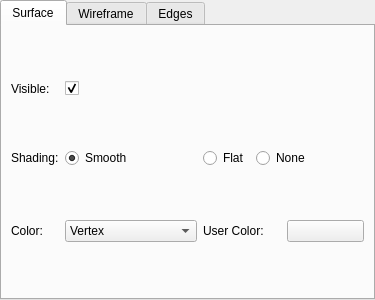
Old version of the form src/vclib/ext/qt/gui/mesh_render_settings_frame.ui in the repository cnr-isti-vclab/vclib.
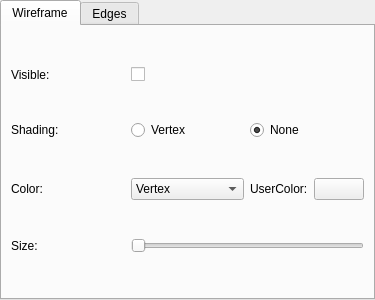
New version of the form.

Commit message: surface frame single class

What changed in the file:
```diff
--- a/src/vclib/ext/qt/gui/mesh_render_settings_frame.ui
+++ b/src/vclib/ext/qt/gui/mesh_render_settings_frame.ui
@@ -31,197 +31,6 @@
      <property name="currentIndex">
       <number>0</number>
      </property>
-     <widget class="QWidget" name="surfaceTab">
-      <attribute name="title">
-       <string>Surface</string>
-      </attribute>
-      <layout class="QGridLayout" name="gridLayout_2">
-       <item row="1" column="2">
-        <widget class="QRadioButton" name="surfaceShadingFlatRadioButton">
-         <property name="sizePolicy">
-          <sizepolicy hsizetype="Preferred" vsizetype="Fixed">
-           <horstretch>0</horstretch>
-           <verstretch>0</verstretch>
-          </sizepolicy>
-         </property>
-         <property name="text">
-          <string>Flat</string>
-         </property>
-        </widget>
-       </item>
-       <item row="2" column="0">
-        <widget class="QLabel" name="label_6">
-         <property name="sizePolicy">
-          <sizepolicy hsizetype="Minimum" vsizetype="Preferred">
-           <horstretch>0</horstretch>
-           <verstretch>0</verstretch>
-          </sizepolicy>
-         </property>
-         <property name="text">
-          <string>Color:</string>
-         </property>
-        </widget>
-       </item>
-       <item row="0" column="0">
-        <widget class="QLabel" name="label_4">
-         <property name="sizePolicy">
-          <sizepolicy hsizetype="Minimum" vsizetype="Preferred">
-           <horstretch>0</horstretch>
-           <verstretch>0</verstretch>
-          </sizepolicy>
-         </property>
-         <property name="text">
-          <string>Visible:</string>
-         </property>
-        </widget>
-       </item>
-       <item row="0" column="1" colspan="3">
-        <widget class="QCheckBox" name="surfaceVisibilityCheckBox">
-         <property name="sizePolicy">
-          <sizepolicy hsizetype="MinimumExpanding" vsizetype="Fixed">
-           <horstretch>0</horstretch>
-           <verstretch>0</verstretch>
-          </sizepolicy>
-         </property>
-         <property name="text">
-          <string/>
-         </property>
-         <property name="checked">
-          <bool>true</bool>
-         </property>
-        </widget>
-       </item>
-       <item row="1" column="3">
-        <widget class="QRadioButton" name="surfaceShadingNoneRadioButton">
-         <property name="sizePolicy">
-          <sizepolicy hsizetype="Preferred" vsizetype="Fixed">
-           <horstretch>0</horstretch>
-           <verstretch>0</verstretch>
-          </sizepolicy>
-         </property>
-         <property name="text">
-          <string>None</string>
-         </property>
-        </widget>
-       </item>
-       <item row="2" column="2" colspan="3">
-        <widget class="QFrame" name="surfaceUserColorFrame">
-         <property name="frameShape">
-          <enum>QFrame::NoFrame</enum>
-         </property>
-         <property name="frameShadow">
-          <enum>QFrame::Plain</enum>
-         </property>
-         <layout class="QHBoxLayout" name="horizontalLayout_2">
-          <property name="leftMargin">
-           <number>0</number>
-          </property>
-          <property name="topMargin">
-           <number>0</number>
-          </property>
-          <property name="rightMargin">
-           <number>0</number>
-          </property>
-          <property name="bottomMargin">
-           <number>0</number>
-          </property>
-          <item>
-           <widget class="QLabel" name="label_8">
-            <property name="text">
-             <string>User Color:</string>
-            </property>
-           </widget>
-          </item>
-          <item>
-           <widget class="QPushButton" name="surfaceColorDialogPushButton">
-            <property name="sizePolicy">
-             <sizepolicy hsizetype="Preferred" vsizetype="Fixed">
-              <horstretch>0</horstretch>
-              <verstretch>0</verstretch>
-             </sizepolicy>
-            </property>
-            <property name="styleSheet">
-             <string notr="true"/>
-            </property>
-            <property name="text">
-             <string/>
-            </property>
-           </widget>
-          </item>
-         </layout>
-        </widget>
-       </item>
-       <item row="1" column="1">
-        <widget class="QRadioButton" name="surfaceShadingSmoothRadioButton">
-         <property name="sizePolicy">
-          <sizepolicy hsizetype="Preferred" vsizetype="Fixed">
-           <horstretch>0</horstretch>
-           <verstretch>0</verstretch>
-          </sizepolicy>
-         </property>
-         <property name="text">
-          <string>Smooth</string>
-         </property>
-         <property name="checked">
-          <bool>true</bool>
-         </property>
-        </widget>
-       </item>
-       <item row="2" column="1">
-        <widget class="QComboBox" name="surfaceColorComboBox">
-         <property name="sizePolicy">
-          <sizepolicy hsizetype="Preferred" vsizetype="Fixed">
-           <horstretch>0</horstretch>
-           <verstretch>0</verstretch>
-          </sizepolicy>
-         </property>
-         <item>
-          <property name="text">
-           <string>Vertex</string>
-          </property>
-         </item>
-         <item>
-          <property name="text">
-           <string>Face</string>
-          </property>
-         </item>
-         <item>
-          <property name="text">
-           <string>Mesh</string>
-          </property>
-         </item>
-         <item>
-          <property name="text">
-           <string>Vertex TexCoords</string>
-          </property>
-         </item>
-         <item>
-          <property name="text">
-           <string>Wedge TexCoords</string>
-          </property>
-         </item>
-         <item>
-          <property name="text">
-           <string>User</string>
-          </property>
-         </item>
-        </widget>
-       </item>
-       <item row="1" column="0">
-        <widget class="QLabel" name="label_5">
-         <property name="sizePolicy">
-          <sizepolicy hsizetype="Minimum" vsizetype="Preferred">
-           <horstretch>0</horstretch>
-           <verstretch>0</verstretch>
-          </sizepolicy>
-         </property>
-         <property name="text">
-          <string>Shading:</string>
-         </property>
-        </widget>
-       </item>
-      </layout>
-     </widget>
      <widget class="QWidget" name="wireframeTab">
       <attribute name="title">
        <string>Wireframe</string>
```
Left out of the diff: 4 changed lines with no effect on the pictures. The commit also changes 5 other files.
